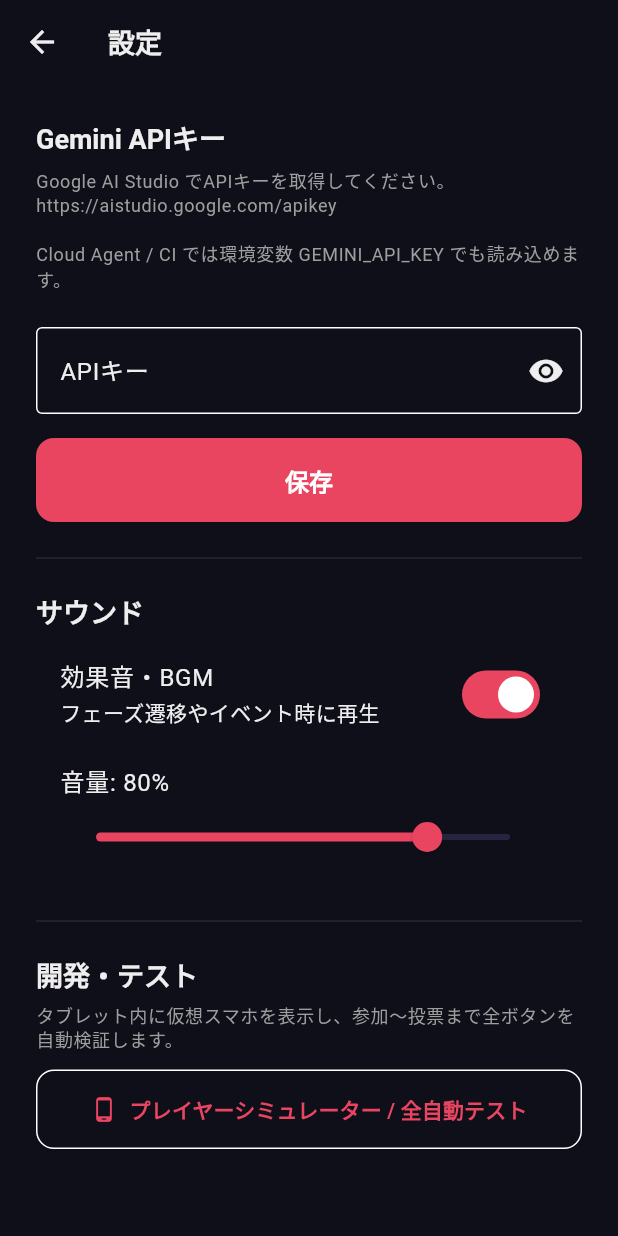
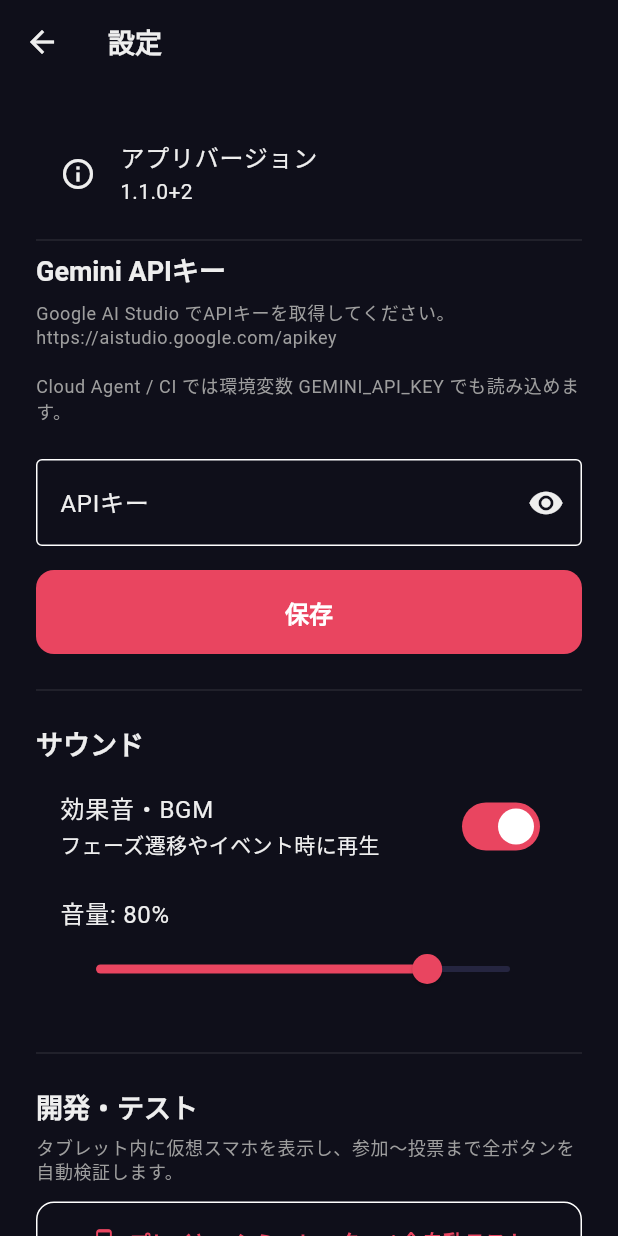
Before and after one commit to mikenekorock0000/bali, a Flutter app: the SettingsScreen screen opened directly, on a phone screen of 412 x 824 dp. Run offline on Flutter 3.47's test engine with Material 3 defaults, Android fonts, the phone set to English and light mode, and no system bars; our stand-ins replace audioplayers, google_generative_ai, qr_flutter, shared_preferences, shelf, shelf_web_socket and 2 more; missing offline and left inert: network_info_plus, shelf_router, wifi_iot; accounts and stored records are empty.

Commit message:
Release v1.1.0+2 with versioned APK filename
- dist/madamis-gm-v1.1.0+2.apk (new build, simulator included)
- Show app version in Settings for install verification
- Add tool/build_release_apk.sh for versioned dist output

Co-authored-by: mikenekorock0000 <mikenekorock0000@users.noreply.github.com>

```diff
--- a/madamis_app/lib/config/constants.dart
+++ b/madamis_app/lib/config/constants.dart
@@ -1,4 +1,5 @@
 class AppConstants {
+  static const String appVersion = '1.1.0+2';
   static const int serverPort = 8080;
   static const int maxPlayers = 8;
   static const int minPlayers = 2;
--- a/madamis_app/lib/screens/settings_screen.dart
+++ b/madamis_app/lib/screens/settings_screen.dart
@@ -1,6 +1,7 @@
 import 'package:flutter/material.dart';
 import 'package:provider/provider.dart';
 
+import '../config/constants.dart';
 import '../services/app_state.dart';
 import '../services/settings_service.dart';
 import 'player_simulator_screen.dart';
@@ -43,6 +44,12 @@ class _SettingsScreenState extends State<SettingsScreen> {
       body: ListView(
         padding: const EdgeInsets.all(24),
         children: [
+          ListTile(
+            title: const Text('アプリバージョン'),
+            subtitle: Text(AppConstants.appVersion),
+            leading: const Icon(Icons.info_outline),
+          ),
+          const Divider(),
           Text('Gemini APIキー', style: Theme.of(context).textTheme.titleLarge),
           const SizedBox(height: 8),
           Text(
--- a/madamis_app/pubspec.yaml
+++ b/madamis_app/pubspec.yaml
@@ -1,7 +1,7 @@
 name: madamis_app
 description: TOTEM型対面マーダーミステリー自動進行アプリ
 publish_to: 'none'
-version: 1.0.0+1
+version: 1.1.0+2
 
 environment:
   sdk: ^3.12.2
```
Also changed, not shown: 3 other files.
